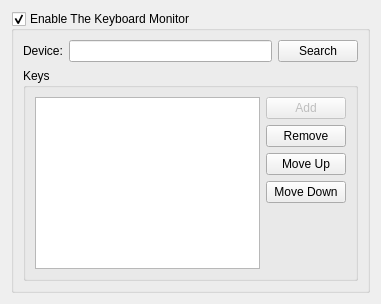
Before: the Qt Designer form src/config/ui/keyboardconfig.ui in hippich/recorditnow, drawn with Qt 5.
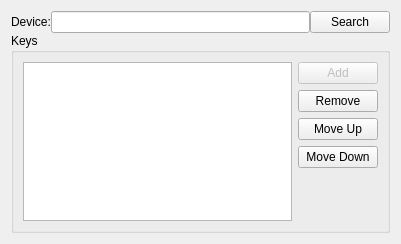
After: the same form once the commit is applied. Custom widgets are drawn as their Qt base class.

```diff
--- a/src/config/ui/keyboardconfig.ui
+++ b/src/config/ui/keyboardconfig.ui
@@ -6,8 +6,8 @@
    <rect>
     <x>0</x>
     <y>0</y>
-    <width>381</width>
-    <height>304</height>
+    <width>401</width>
+    <height>244</height>
    </rect>
   </property>
   <property name="windowTitle">
@@ -18,15 +18,6 @@
     <number>0</number>
    </property>
    <item>
-    <widget class="QGroupBox" name="kcfg_enableKeyboard">
-     <property name="title">
-      <string>Enable The Keyboard Monitor</string>
-     </property>
-     <property name="checkable">
-      <bool>true</bool>
-     </property>
-     <layout class="QVBoxLayout" name="verticalLayout_3">
-      <item>
        <layout class="QFormLayout" name="formLayout_2">
         <property name="fieldGrowthPolicy">
          <enum>QFormLayout::ExpandingFieldsGrow</enum>
@@ -132,9 +123,6 @@
       </item>
      </layout>
     </widget>
-   </item>
-  </layout>
- </widget>
  <customwidgets>
   <customwidget>
    <class>KLineEdit</class>
```
Left out of the diff: 29 changed lines with no effect on the pictures. Lines whose indentation alone changed are shown as unchanged.
